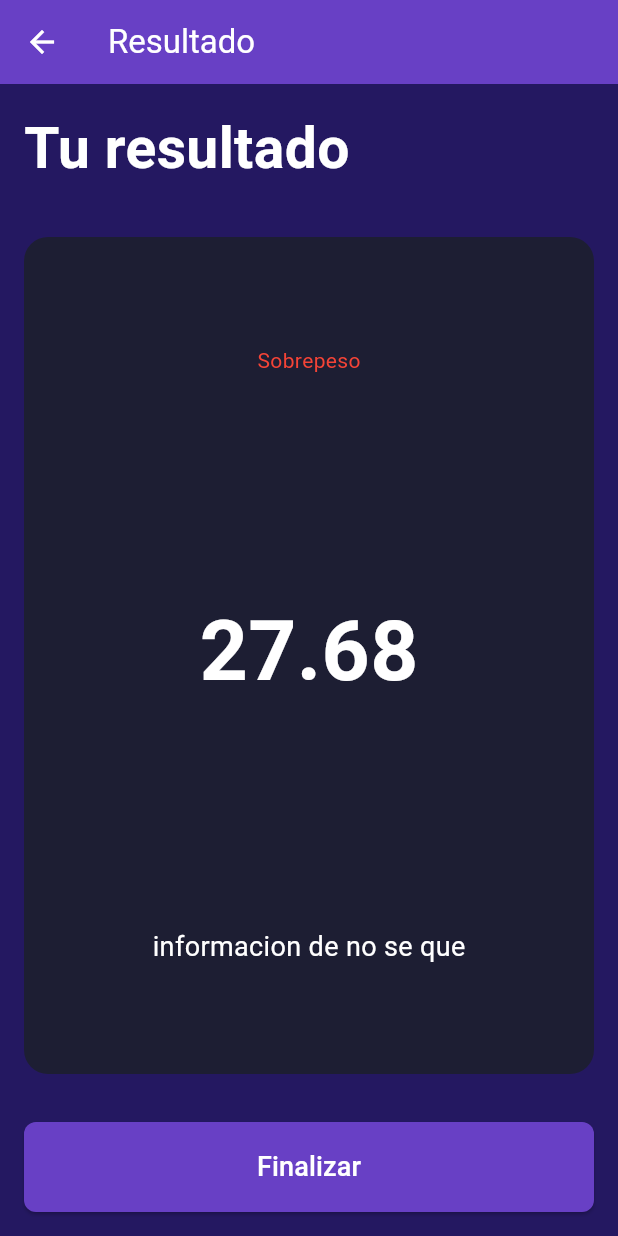
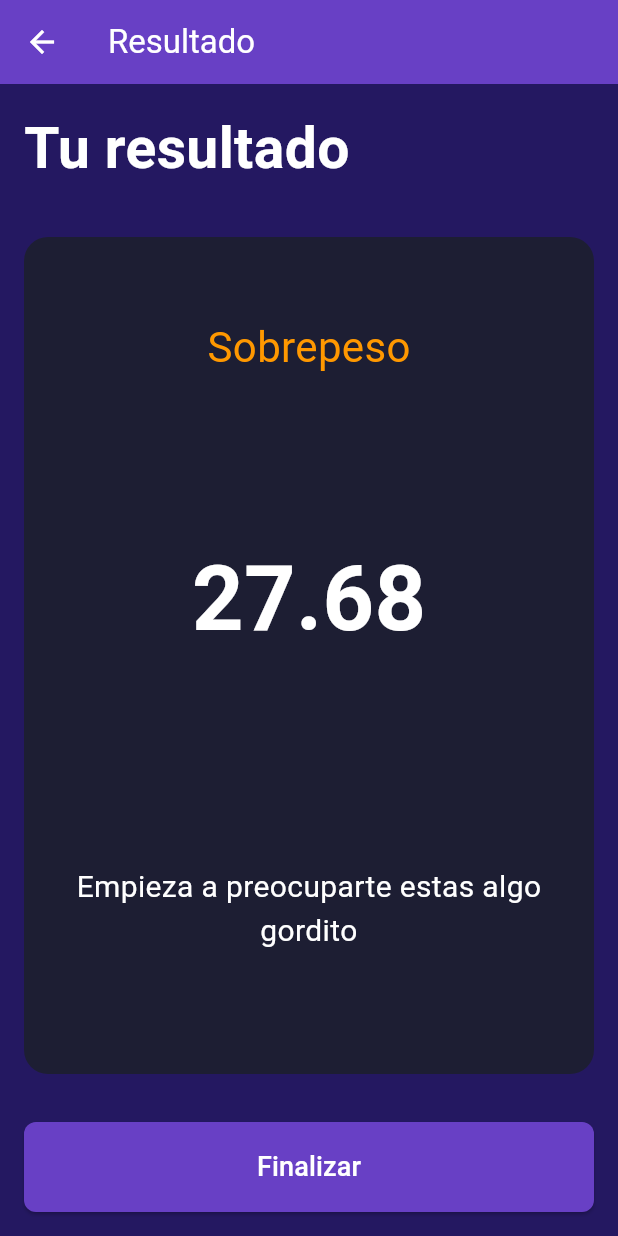
Before and after one commit to KaDrD69/flutterProject, a Flutter app: the screen it shows after launch, after a tap on "Calcular", on a phone screen of 412 x 824 dp. Run offline on Flutter 3.47's test engine with Material 3 defaults, Android fonts, the light colour scheme and no system bars.

Commit message:
Finalizado, faltan mas opciones pero para empezar esta bien

```diff
--- a/lib/core/text_styles.dart
+++ b/lib/core/text_styles.dart
@@ -3,4 +3,5 @@ import 'package:flutter/material.dart';
 
 class TextStyles{
   static const TextStyle bodyStyle = TextStyle(color: Colors.white, fontSize: 18);
+  static const TextStyle bodyStyle2 = TextStyle(color: Colors.white, fontSize: 20);
 }
--- a/lib/screens/imc_result_screen.dart
+++ b/lib/screens/imc_result_screen.dart
@@ -11,14 +11,16 @@ class ImcResultSreen extends StatelessWidget {
   Widget build(BuildContext context) {
     double heightMet = height/100;
     double imcResult = weight/((heightMet)*(heightMet));
+    Map<String, dynamic> valueImc = getColorState(imcResult);
+
     return Scaffold(
       backgroundColor: AppColors.background,
       appBar: toolbarResult(),
-      body: bodyResult(imcResult),
+      body: bodyResult(imcResult, valueImc, context),
     );
   }
 
-  Padding bodyResult(imcResult) {
+  Padding bodyResult(imcResult, valueImc, BuildContext context) {
     return Padding(
       padding: const EdgeInsets.all(16.0),
       child: Column(
@@ -41,14 +43,21 @@ class ImcResultSreen extends StatelessWidget {
                 child: Column(
                   mainAxisAlignment: MainAxisAlignment.spaceAround,
                   children: [
-                    Text("Sobrepeso", style: TextStyle(color: Colors.red),),
+                    Text(valueImc["imc"] as String,
+                    style: TextStyle(
+                      fontSize: 28,
+                      color: valueImc["color"] as Color),
+                    ),
                     Text(imcResult.toStringAsFixed(2),
                     style: TextStyle(
-                      fontSize: 56,
+                      fontSize: 60,
                       color: Colors.white,
                       fontWeight: FontWeight.bold
                     )),
-                    Text("informacion de no se que", style: TextStyles.bodyStyle)
+                    Padding(
+                      padding: const EdgeInsets.all(28.0),
+                      child: Text(valueImc["des"] as String, style: TextStyles.bodyStyle2, textAlign: TextAlign.center,),
+                    )
                   ],
                 )
               ),
@@ -58,7 +67,9 @@ class ImcResultSreen extends StatelessWidget {
             height: 60,
             width: double.infinity,
             child: ElevatedButton(
-              onPressed: (){},
+              onPressed: (){
+                Navigator.pop(context);
+              },
               style: ButtonStyle(
                 shape: WidgetStateProperty.all(RoundedRectangleBorder(
                   borderRadius: BorderRadius.circular(8),
@@ -80,4 +91,13 @@ class ImcResultSreen extends StatelessWidget {
       foregroundColor: Colors.white,
     );
   }
+
+  getColorState(double resultIMC) {
+    return switch (resultIMC) {
+      < 18.5 => {"color": Colors.blue, "imc":"Bajo peso", "des":"Tienes que comer mas amiguito"},
+      < 24.9 => {"color": Colors.green, "imc":"Normal", "des":"Estas en perfectas condiciones" },
+      < 29.99 =>{"color": Colors.orange, "imc":"Sobrepeso", "des":"Empieza a preocuparte estas algo gordito"},
+      _ => {"color": Colors.red, "imc":"Cerdo", "des":"Estas hecho mierda, eres un cerdo asqueroso"},
+    };
+  }
 }
```
